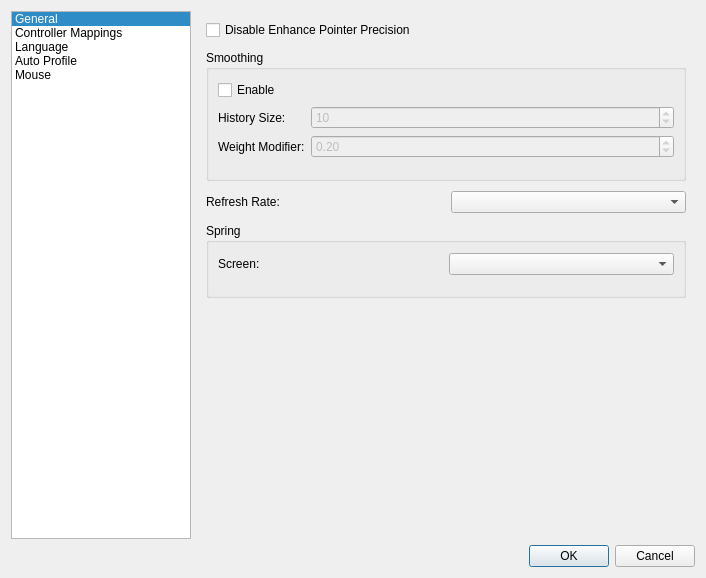
Before: the Qt Designer form src/mainsettingsdialog.ui in AntiMicroX/antimicrox, drawn with Qt 5.
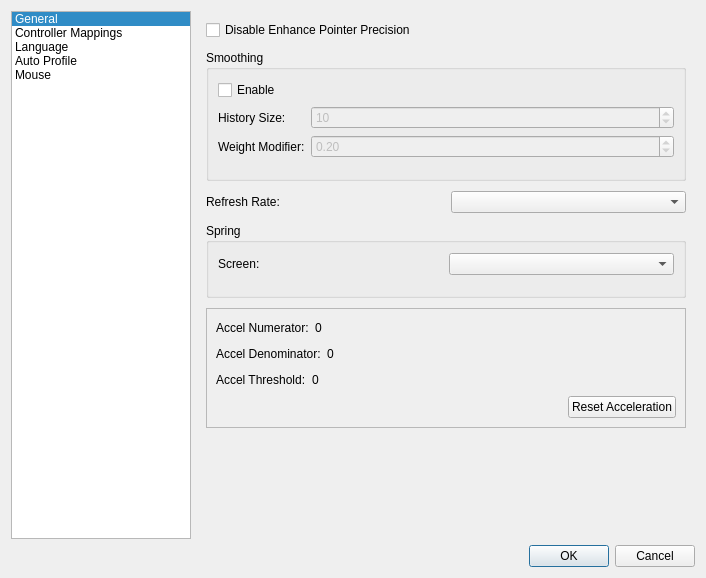
After: the same form once the commit is applied. The open tabs and pages were chosen to show the change. Icons and pictures are not drawn.

Commit message:
Allow uinput mouse accel values to be reset in case a game changes the values.
This is mainly useful for older changes that will change the accel
values back to the default values used by the X server.

What changed in the file:
```diff
--- a/src/mainsettingsdialog.ui
+++ b/src/mainsettingsdialog.ui
@@ -993,6 +993,156 @@
            </layout>
           </widget>
          </item>
+         <item>
+          <widget class="QFrame" name="extraInfoFrame">
+           <property name="frameShape">
+            <enum>QFrame::StyledPanel</enum>
+           </property>
+           <property name="frameShadow">
+            <enum>QFrame::Raised</enum>
+           </property>
+           <layout class="QVBoxLayout" name="verticalLayout_10">
+            <item>
+             <layout class="QHBoxLayout" name="horizontalLayout_13">
+              <property name="spacing">
+               <number>6</number>
+              </property>
+              <item>
+               <widget class="QLabel" name="accelNumTitleLabel">
+                <property name="sizePolicy">
+                 <sizepolicy hsizetype="Preferred" vsizetype="Preferred">
+                  <horstretch>0</horstretch>
+                  <verstretch>0</verstretch>
+                 </sizepolicy>
+                </property>
+                <property name="text">
+                 <string>Accel Numerator:</string>
+                </property>
+               </widget>
+              </item>
+              <item>
+               <widget class="QLabel" name="accelNumLabel">
+                <property name="sizePolicy">
+                 <sizepolicy hsizetype="Preferred" vsizetype="Preferred">
+                  <horstretch>0</horstretch>
+                  <verstretch>0</verstretch>
+                 </sizepolicy>
+                </property>
+                <property name="text">
+                 <string>0</string>
+                </property>
+               </widget>
+              </item>
+              <item>
+               <spacer name="horizontalSpacer_3">
+                <property name="orientation">
+                 <enum>Qt::Horizontal</enum>
+                </property>
+                <property name="sizeHint" stdset="0">
+                 <size>
+                  <width>40</width>
+                  <height>20</height>
+                 </size>
+                </property>
+               </spacer>
+              </item>
+             </layout>
+            </item>
+            <item>
+             <layout class="QHBoxLayout" name="horizontalLayout_15">
+              <item>
+               <widget class="QLabel" name="accelDenomTitleLabel">
+                <property name="text">
+                 <string>Accel Denominator:</string>
+                </property>
+               </widget>
+              </item>
+              <item>
+               <widget class="QLabel" name="accelDenomLabel">
+                <property name="text">
+                 <string>0</string>
+                </property>
+               </widget>
+              </item>
+              <item>
+               <spacer name="horizontalSpacer_4">
+                <property name="orientation">
+                 <enum>Qt::Horizontal</enum>
+                </property>
+                <property name="sizeHint" stdset="0">
+                 <size>
+                  <width>40</width>
+                  <height>20</height>
+                 </size>
+                </property>
+               </spacer>
+              </item>
+             </layout>
+            </item>
+            <item>
+             <layout class="QHBoxLayout" name="horizontalLayout_14">
+              <item>
+               <widget class="QLabel" name="accelThresTitleLabel">
+                <property name="text">
+                 <string>Accel Threshold:</string>
+                </property>
+               </widget>
+              </item>
+              <item>
+               <widget class="QLabel" name="accelThresLabel">
+                <property name="text">
+                 <string>0</string>
+                </property>
+               </widget>
+              </item>
+              <item>
+               <spacer name="horizontalSpacer_5">
+                <property name="orientation">
+                 <enum>Qt::Horizontal</enum>
+                </property>
+                <property name="sizeHint" stdset="0">
+                 <size>
+                  <width>40</width>
+                  <height>20</height>
+                 </size>
+                </property>
+               </spacer>
+              </item>
+             </layout>
+            </item>
+            <item>
+             <layout class="QHBoxLayout" name="horizontalLayout_16">
+              <item>
+               <spacer name="horizontalSpacer">
+                <property name="orientation">
+                 <enum>Qt::Horizontal</enum>
+                </property>
+                <property name="sizeHint" stdset="0">
+                 <size>
+                  <width>40</width>
+                  <height>20</height>
+                 </size>
+                </property>
+               </spacer>
+              </item>
+              <item>
+               <widget class="QPushButton" name="resetAccelPushButton">
+                <property name="toolTip">
+                 <string>If the acceleration values for the virtual mouse have been
+changed by a different process, particularly when quitting
+an older game, then you might want to reset the acceleration
+values used by the virtual mouse.</string>
+                </property>
+                <property name="text">
+                 <string>Reset Acceleration</string>
+                </property>
+               </widget>
+              </item>
+             </layout>
+            </item>
+           </layout>
+          </widget>
+         </item>
          <item>
           <spacer name="verticalSpacer_5">
            <property name="orientation">
@@ -1001,7 +1151,7 @@
            <property name="sizeHint" stdset="0">
             <size>
              <width>20</width>
-             <height>220</height>
+             <height>20</height>
             </size>
            </property>
           </spacer>
```
The commit also changes 4 other files.
